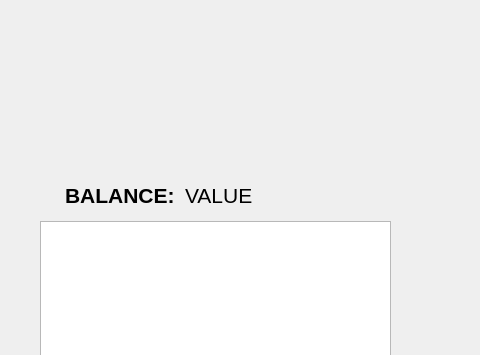
First picture: the form in bank-automat/stackedtest.ui, repository AkseliPolo/ATM-Project, before the edit; both pictures show x 185 to 665 and y 0 to 355 of the 800 by 600 pixel window.
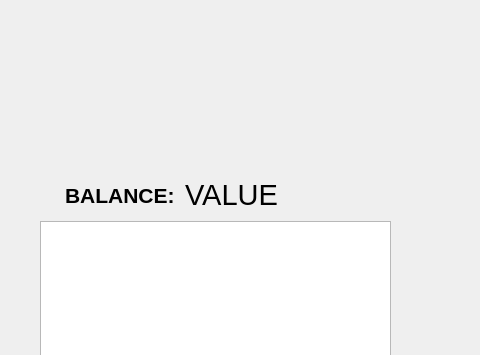
Second picture: the form after the edit. The open tabs and pages were chosen to show the change.

The edit to the form file:
```diff
--- a/bank-automat/stackedtest.ui
+++ b/bank-automat/stackedtest.ui
@@ -162,16 +162,21 @@
       <property name="geometry">
        <rect>
         <x>370</x>
-        <y>180</y>
-        <width>81</width>
-        <height>31</height>
+        <y>170</y>
+        <width>111</width>
+        <height>51</height>
        </rect>
       </property>
+      <property name="font">
+       <font>
+        <pointsize>16</pointsize>
+       </font>
+      </property>
       <property name="toolTip">
        <string>&lt;html&gt;&lt;head/&gt;&lt;body&gt;&lt;p&gt;&lt;span style=&quot; font-size:16pt;&quot;&gt;-&lt;/span&gt;&lt;/p&gt;&lt;/body&gt;&lt;/html&gt;</string>
       </property>
       <property name="text">
-       <string>&lt;html&gt;&lt;head/&gt;&lt;body&gt;&lt;p&gt;&lt;span style=&quot; font-size:16pt;&quot;&gt;VALUE&lt;/span&gt;&lt;/p&gt;&lt;/body&gt;&lt;/html&gt;</string>
+       <string>&lt;html&gt;&lt;head/&gt;&lt;body&gt;&lt;p&gt;&lt;span style=&quot; font-size:22pt;&quot;&gt;VALUE&lt;/span&gt;&lt;/p&gt;&lt;/body&gt;&lt;/html&gt;</string>
       </property>
      </widget>
      <widget class="QTableView" name="transactionTableView">
```
Left out of the diff: 2 changed lines with no effect on the pictures.
